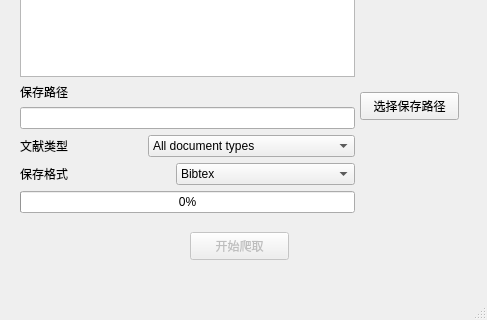
This is wos_crawler/gui/gui_crawler.ui in tomleung1996/wos_crawler as Qt 5 draws it before an edit; both pictures show x 0 to 487 and y 238 to 558 of the 487 by 558 pixel window. The edited form follows.
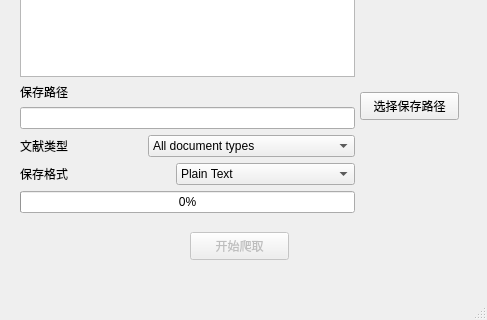
This is the edited form.

What changed in the file:
```diff
--- a/wos_crawler/gui/gui_crawler.ui
+++ b/wos_crawler/gui/gui_crawler.ui
@@ -377,7 +377,7 @@
           <widget class="QComboBox" name="comboBoxOutputFormat">
            <item>
             <property name="text">
-             <string>Bibtex</string>
+             <string>Plain Text</string>
             </property>
            </item>
            <item>
```
Left out of the diff: 2 changed lines with no effect on the pictures.
